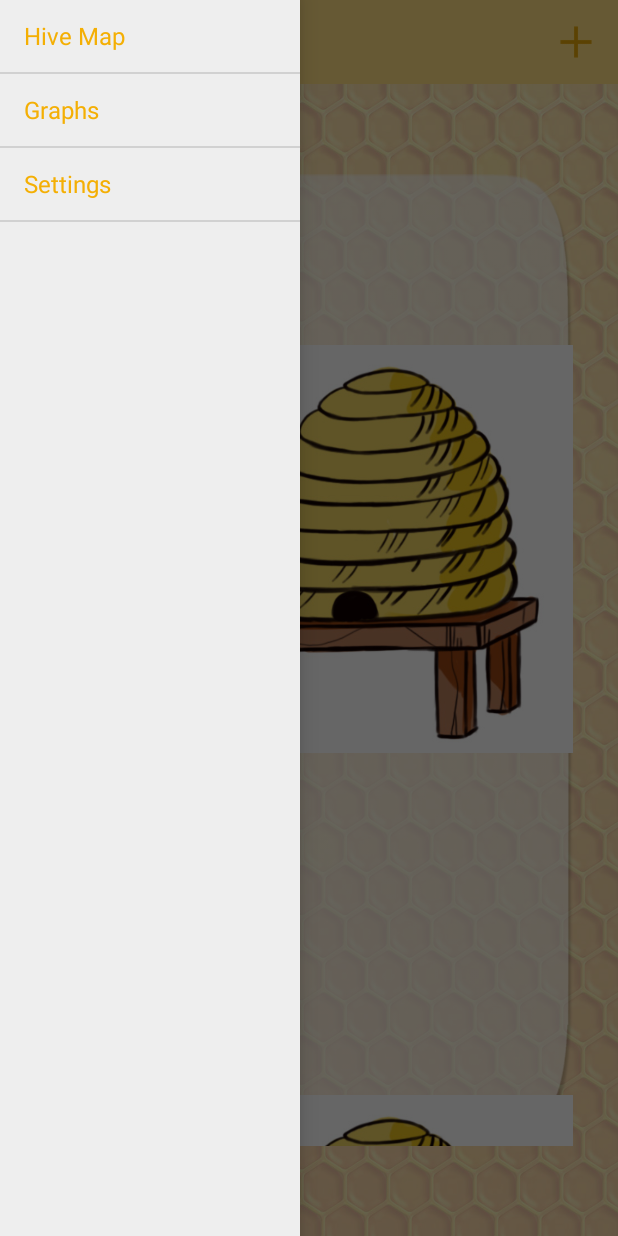
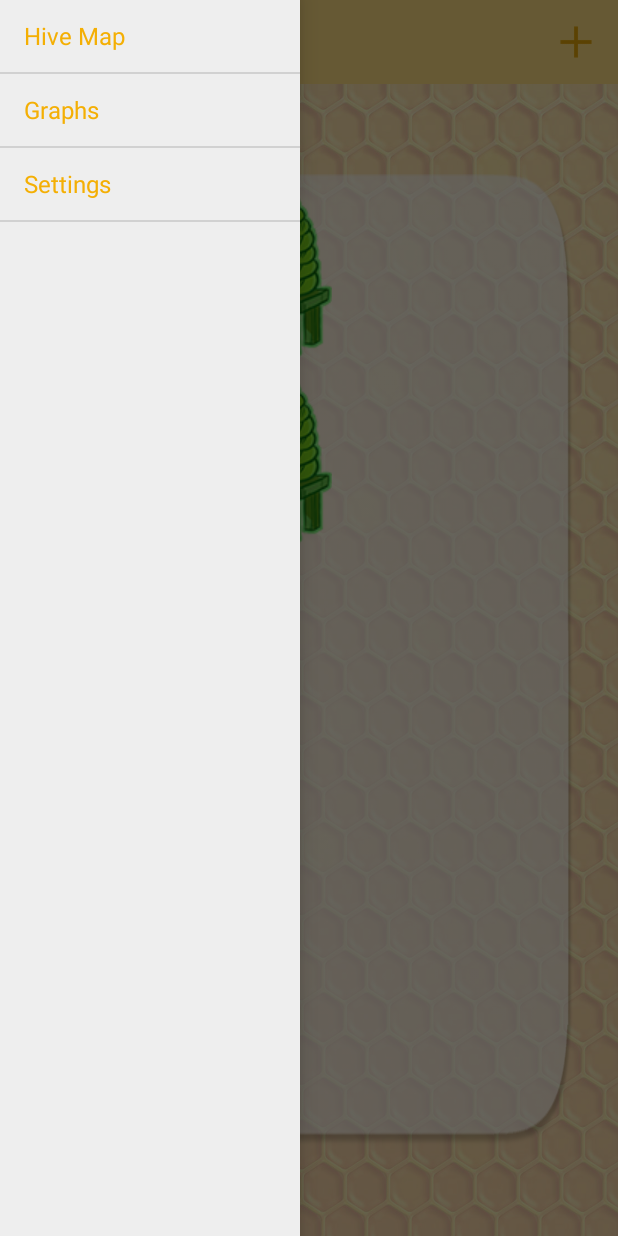
Before and after one commit to pwestman/SmartHive, an Android app: the MainActivity screen opened directly, with no data from a screen before it, with the side drawer open, on a phone screen of 412 x 824 dp. Run offline under Robolectric (Android 15) with nearby library versions, the phone set to English and light mode, and no system bars; our stand-ins replace Firebase (no records; nobody signed in at launch, a user with empty details on screens opened directly).

Commit message:
Added ImageView to drawHive.

```diff
--- a/smartHive/src/main/java/nottoobee/toobee/smarthive/MainActivity.java
+++ b/smartHive/src/main/java/nottoobee/toobee/smarthive/MainActivity.java
@@ -132,7 +132,7 @@ public class MainActivity extends AppCompatActivity {
         tv.setText(hive.getName());
         ln.addView(tv);
         ImageView iv = new ImageView(this);
-        iv.setImageResource(R.drawable.hive);
+        iv.setImageResource(R.drawable.hive_green);
         ln.addView(iv);
     }
 
```
